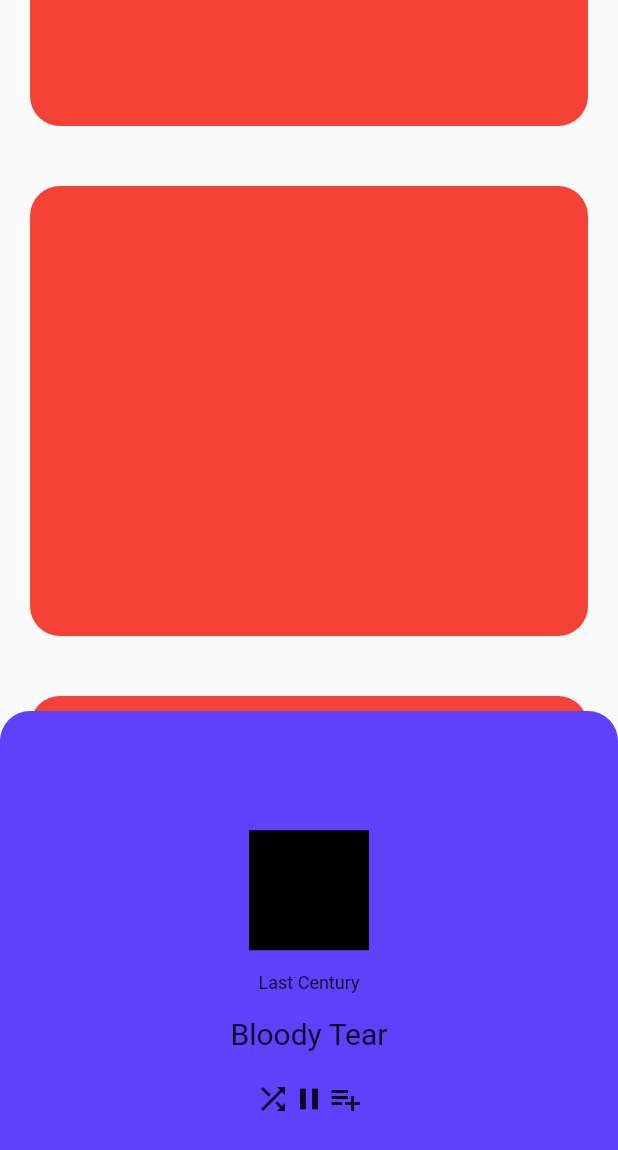
After one commit to junior-ramayo/Flutter-Animations, a Flutter app: the NavBarExpanded screen opened by its route, scrolled down 576 dp, after a tap on the "calendar today" icon, on a phone screen of 412 x 824 dp. The commit adds this screen. Shown: the top 1150 px of the screen. Run offline on Flutter 3.47's test engine with Material 2 defaults, Android fonts, the phone set to English and light mode, and no system bars.

Commit message:
navbar animation

```diff
--- /dev/null
+++ b/lib/animations/NavBar-Expanded/navbar.dart
@@ -0,0 +1,174 @@
+import 'dart:ui';
+
+import 'package:flutter/material.dart';
+
+
+ class NavBarExpanded extends StatefulWidget {
+   NavBarExpanded({Key? key}) : super(key: key);
+
+   @override
+   State<NavBarExpanded> createState() => _NavBarExpandedState();
+ }
+
+ class _NavBarExpandedState extends State<NavBarExpanded> with SingleTickerProviderStateMixin{
+
+  late AnimationController _controller;
+  final double _maxHeight = 350.0;
+  final double _minHeight = 70.0;
+  double _currentHeight = 70.0;
+  bool _expanded = false;
+
+  @override
+  void initState() {
+    _controller = AnimationController(
+      vsync: this,
+      duration: const Duration(milliseconds: 800),
+    );
+    super.initState();
+  }
+
+  @override
+  void dispose() {
+    _controller.dispose();
+    super.dispose();
+  }
+
+  @override
+  Widget build(BuildContext context) {
+   final size = MediaQuery.of(context).size;
+   final menuWidth = size.width * 0.5;
+   return Scaffold(
+    body: Stack(
+      children: [
+        ListView.builder(
+         padding: EdgeInsets.only(bottom: _minHeight),
+         itemCount: 5,
+         itemBuilder: (context, index){
+          return Padding(
+           padding: const EdgeInsets.all(20.0),
+           child: Container(
+            height: 300,
+            decoration: BoxDecoration(
+             borderRadius: BorderRadius.circular(20.0),
+             color: Colors.red
+            ),
+           ),
+          );
+         }
+        ),
+        _menu(menuWidth, size),
+      ],
+    ),
+   );
+  }
+
+  Widget _menu(menuWidth, size){
+   return GestureDetector(
+    onVerticalDragUpdate: _expanded ? (details){
+     setState(() {
+      final newHeight = _currentHeight - details.delta.dy;
+      _controller.value = _currentHeight / _maxHeight;
+      _currentHeight = newHeight.clamp(_minHeight, _maxHeight);
+     });
+    } : null,
+    onVerticalDragEnd: _expanded ? (details){
+     if(_currentHeight < _maxHeight / 1.5){
+      _controller.reverse();
+      _expanded = false;
+     } else {
+      _expanded = true;
+      _controller.forward(from: _currentHeight / _maxHeight);
+      _currentHeight = _maxHeight;
+     }
+    } : null,
+    child: AnimatedBuilder(
+     animation: _controller,
+     builder: (context, snapshot) {
+      final value = const ElasticInOutCurve(0.7).transform(_controller.value);
+      return Stack(
+       children: [
+        Positioned(
+         height: lerpDouble(_minHeight, _currentHeight, value),
+         left: lerpDouble(size.width / 2 - menuWidth / 2, 0, value),
+         width: lerpDouble(menuWidth, size.width, value),
+         bottom: lerpDouble(40, 0, value),
+         child: Container(
+          decoration: BoxDecoration(
+           color: const Color(0XFF5F40FB),
+           borderRadius: BorderRadius.vertical(
+            top: const Radius.circular(20.0),
+            bottom: Radius.circular(
+             lerpDouble(20.0, 0.0, value)!
+            )
+           )
+          ),
+          child: _expanded ? Opacity(
+           opacity: _controller.value,
+           child: _buildExpandedContent()
+          ) : _buildMenuContent(),
+         ),
+        ),
+       ]
+      );
+     }
+    ),
+   );
+  }
+
+  Widget _buildExpandedContent(){
+    return Padding(
+      padding: const EdgeInsets.all(20.0),
+      child: FittedBox(
+        fit: BoxFit.scaleDown,
+        child: Column(
+          children: [
+            Container(
+              color: Colors.black,
+              height: 80,
+              width: 80,
+            ),
+            const SizedBox(height: 15),
+            const Text(
+              'Last Century',
+              style: TextStyle(
+                fontSize: 12
+              ),
+            ),
+            const SizedBox(height: 15),
+            const Text('Bloody Tear', style: TextStyle(fontSize: 20)),
+            const SizedBox(height: 20),
+            Row(
+              mainAxisAlignment: MainAxisAlignment.spaceEvenly,
+              children: const [
+                Icon(Icons.shuffle),
+                Icon(Icons.pause),
+                Icon(Icons.playlist_add),
+              ],
+            ),
+          ],
+        ),
+      ),
+    );
+  }
+
+  Widget _buildMenuContent(){
+   return GestureDetector(
+    onTap: (){
+     setState(() {
+      _expanded = true;
+      _currentHeight = _maxHeight;
+      _controller.forward(from: 0.0);
+     });
+    },
+    child: Row(
+     mainAxisAlignment: MainAxisAlignment.spaceEvenly,
+     children: const [
+      Icon(Icons.calendar_today_sharp),
+      Icon(Icons.calendar_today),
+      Icon(Icons.calendar_today_sharp),
+     ],
+    ),
+    );
+  }
+
+ }
--- a/lib/home/home_page.dart
+++ b/lib/home/home_page.dart
@@ -24,6 +24,8 @@ class _HomePageState extends State<HomePage> {
        _card('home_animated', 'Animated'),
 
        _card('home_scroll', 'List Scroll'),
+
+       _card('home_navbar', 'NavBar Expanded'),
 
       ],
      ),
--- a/lib/routes/routes.dart
+++ b/lib/routes/routes.dart
@@ -1,4 +1,5 @@
 import 'package:flutter/material.dart';
+import 'package:retos_animaciones/animations/NavBar-Expanded/navbar.dart';
 import 'package:retos_animaciones/animations/animatedWidgets/home_animated.dart';
 import 'package:retos_animaciones/animations/composition/home_composition.dart';
 import 'package:retos_animaciones/animations/list-scroll-animation/scroll-animation.dart';
@@ -12,6 +13,7 @@ import 'package:retos_animaciones/home/home_page.dart';
     'home_composition': (BuildContext context) => HomeComposition(),
     'home_animated': (BuildContext context) => HomeAnimated(),
     'home_scroll': (BuildContext context) => ListScrollAnimation(),
+    'home_navbar': (BuildContext context) => NavBarExpanded(),
    };
   }
  }
```
